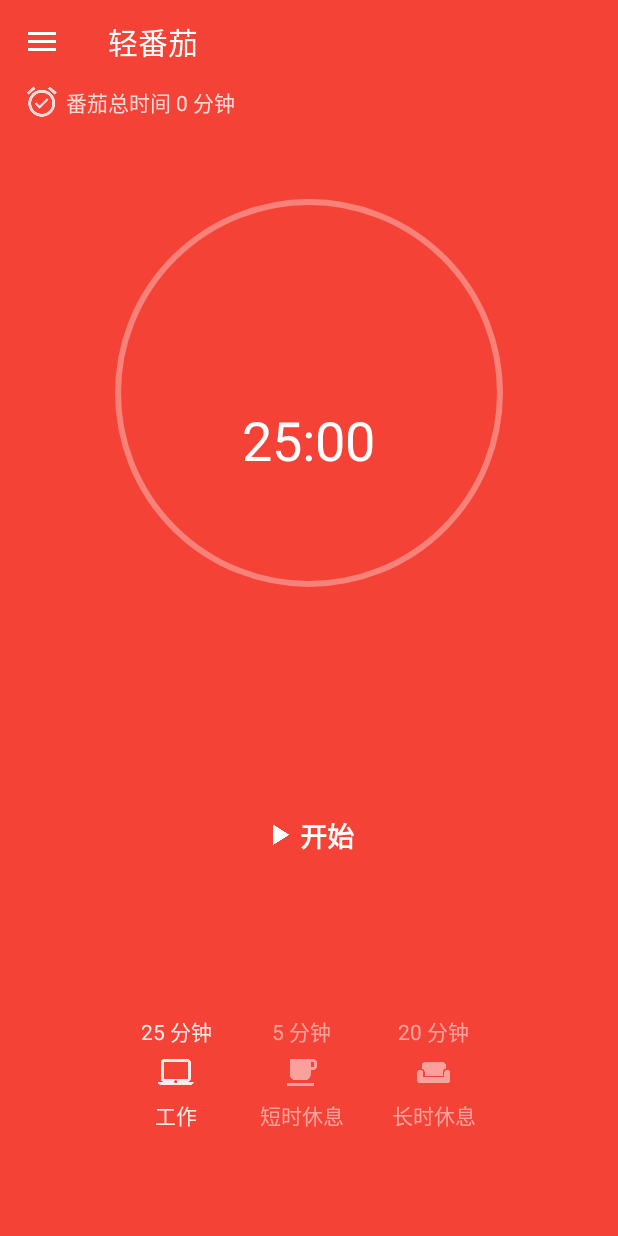
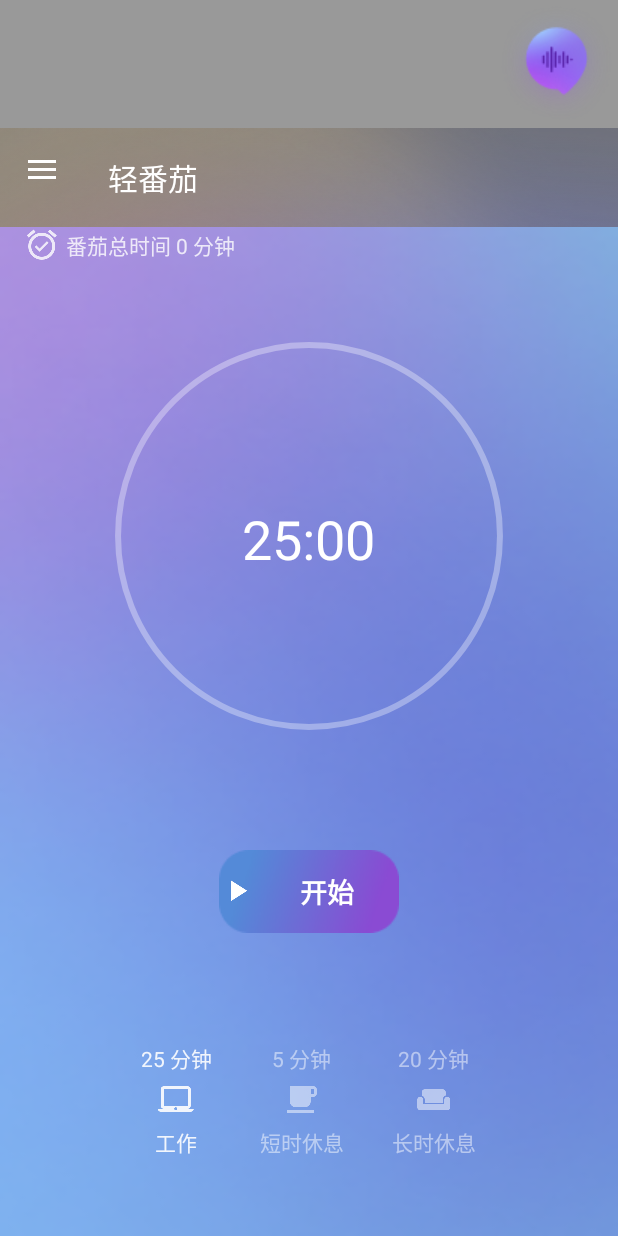
Before and after one commit to icodechef/Tick, an Android app: the screen it shows after launch (MainActivity), on a phone screen of 412 x 824 dp. Run offline under Robolectric (Android 15) with nearby library versions, the phone set to English and light mode, and no system bars.

Commit message:
画了一部分+语音识别按钮
没画完，还在调。
ImageButton voiceRecognitionButton = findViewById(R.id.voice_recognition_button);
voiceRecognitionButton.setOnClickListener(new View.OnClickListener() {
    @Override
    public void onClick(View v) {
        // 在这里启动语音识别功能
    }
});

```diff
--- a/app/src/main/res/layout/activity_schedule.xml
+++ b/app/src/main/res/layout/activity_schedule.xml
@@ -215,12 +215,18 @@
             </LinearLayout>
         </android.support.v7.widget.CardView>
 
-        <com.github.mikephil.charting.charts.PieChart
-            android:id="@+id/pie_chart"
-            android:layout_width="114dp"
-            android:layout_height="104dp"
+        <LinearLayout
+            android:layout_width="match_parent"
+            android:layout_height="match_parent"
+            android:gravity="center">
 
-            android:layout_marginTop="100dp" />
+            <com.github.mikephil.charting.charts.PieChart
+                android:id="@+id/pie_chart"
+                android:layout_width="114dp"
+                android:layout_height="104dp"
+                />
+
+        </LinearLayout>
 
 
 
--- a/app/src/main/res/layout/app_bar_main.xml
+++ b/app/src/main/res/layout/app_bar_main.xml
@@ -4,7 +4,7 @@
     xmlns:tools="http://schemas.android.com/tools"
     android:layout_width="match_parent"
     android:layout_height="match_parent"
-    android:background="@color/colorPrimary"
+    android:background="@color/colorStrokeCircle"
     tools:context="com.icodechef.android.tick.MainActivity">
 
     <include layout="@layout/toolbar"/>
--- a/app/src/main/res/layout/content_main.xml
+++ b/app/src/main/res/layout/content_main.xml
@@ -5,6 +5,7 @@
     xmlns:tools="http://schemas.android.com/tools"
     android:layout_width="match_parent"
     android:layout_height="match_parent"
+    android:background="@drawable/background"
     app:layout_behavior="@string/appbar_scrolling_view_behavior"
     tools:context="com.icodechef.android.tick.MainActivity"
     tools:showIn="@layout/app_bar_main">
@@ -25,15 +26,16 @@
                 android:layout_height="match_parent"
                 android:gravity="center"
                 android:layout_centerInParent="true"
-                app:rippleColor="@color/colorRipple"
+                app:rippleColor="@color/colorBackground"
                 app:rippleDuration="2000"
                 app:rippleDelay="1000"
                 app:rippleAmount="2">
+
                 <com.icodechef.android.tick.widget.TickProgressBar
                     android:id="@+id/tick_progress_bar"
                     android:layout_width="match_parent"
                     android:layout_height="match_parent"
-                    android:layout_centerInParent="true"/>
+                    android:layout_centerInParent="true" />
             </com.icodechef.android.tick.widget.RippleWrapper>
 
 
@@ -76,7 +78,7 @@
                     android:id="@+id/btn_start"
                     android:layout_width="wrap_content"
                     android:layout_height="wrap_content"
-                    android:background="@color/colorPrimary"
+                    android:background="@drawable/button_bg"
                     android:textColor="@color/colorText"
                     android:textSize="18sp"
                     android:textStyle="bold"
@@ -91,7 +93,7 @@
                     android:id="@+id/btn_pause"
                     android:layout_width="wrap_content"
                     android:layout_height="wrap_content"
-                    android:background="@color/colorPrimary"
+                    android:background="@drawable/button_bg"
                     android:textColor="@color/colorText"
                     android:textSize="18sp"
                     android:textStyle="bold"
@@ -105,7 +107,7 @@
                     android:id="@+id/btn_resume"
                     android:layout_width="wrap_content"
                     android:layout_height="wrap_content"
-                    android:background="@color/colorPrimary"
+                    android:background="@drawable/button_bg"
                     android:textColor="@color/colorText"
                     android:textSize="18sp"
                     android:textStyle="bold"
@@ -121,7 +123,7 @@
                     android:id="@+id/btn_stop"
                     android:layout_width="wrap_content"
                     android:layout_height="wrap_content"
-                    android:background="@color/colorPrimary"
+                    android:background="@drawable/button_bg"
                     android:textColor="@color/colorText"
                     android:textSize="18sp"
                     android:textStyle="bold"
@@ -135,7 +137,7 @@
                     android:id="@+id/btn_skip"
                     android:layout_width="wrap_content"
                     android:layout_height="wrap_content"
-                    android:background="@color/colorPrimary"
+                    android:background="@drawable/button_bg"
                     android:textColor="@color/colorText"
                     android:textSize="18sp"
                     android:textStyle="bold"
--- a/app/src/main/res/layout/nav_header_main.xml
+++ b/app/src/main/res/layout/nav_header_main.xml
@@ -3,7 +3,7 @@
     xmlns:android="http://schemas.android.com/apk/res/android"
     android:layout_width="match_parent"
     android:layout_height="@dimen/nav_header_height"
-    android:background="@drawable/side_nav_bar"
+    android:background="@drawable/toolbar"
     android:gravity="center"
     android:orientation="vertical"
     android:paddingBottom="@dimen/activity_vertical_margin"
--- a/app/src/main/res/layout/toolbar.xml
+++ b/app/src/main/res/layout/toolbar.xml
@@ -9,11 +9,19 @@
     app:elevation="0dp"
     tools:showIn="@layout/app_bar_main">
 
+    <ImageButton
+        android:id="@+id/voice_recognition_button"
+        android:layout_width="wrap_content"
+        android:layout_height="wrap_content"
+        android:layout_gravity="end"
+        android:src="@drawable/voice_icon"
+        android:background="?attr/selectableItemBackgroundBorderless"/>
+
     <android.support.v7.widget.Toolbar
         android:id="@+id/toolbar"
         android:layout_width="match_parent"
         android:layout_height="wrap_content"
-        android:background="@android:color/transparent"
+        android:background="@drawable/toolbar"
         android:minHeight="?attr/actionBarSize"
         android:fitsSystemWindows="true"
         app:popupTheme="@style/AppTheme.PopupOverlay"
--- a/app/src/main/res/values/styles.xml
+++ b/app/src/main/res/values/styles.xml
@@ -3,9 +3,9 @@
     <!-- Base application theme. -->
     <style name="AppTheme" parent="Theme.AppCompat.Light.NoActionBar">
         <!-- Customize your theme here. -->
-        <item name="colorPrimary">@color/colorPrimary</item>
-        <item name="colorPrimaryDark">@color/colorPrimaryDark</item>
-        <item name="colorAccent">@color/colorAccent</item>
+        <item name="colorPrimary">@color/colorGrey</item>
+        <item name="colorPrimaryDark">@color/colorGrey</item>
+        <item name="colorAccent">@color/colorGrey</item>
         <item name="windowActionBar">false</item>
         <item name="windowNoTitle">true</item>
     </style>
```
Also changed, not shown: app/src/main/res/drawable/background.png (added), app/src/main/res/drawable/button_bg.png (added), app/src/main/res/drawable/toolbar.png (added), app/src/main/res/drawable/voice_icon.png (added).
